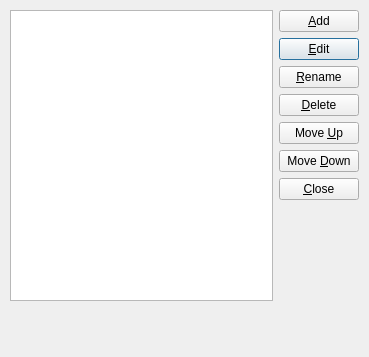
The window that designer/questionsets.ui (sobjornstad/clicker-quiz-manager) describes before a commit, drawn with Qt 5.
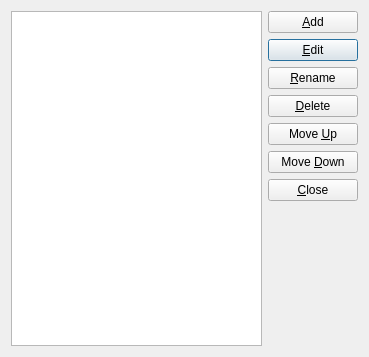
The same window after the commit.

Commit message:
allow resizing dialog boxes
This required significant redoing of the question edit dialog, since it
had been done kind of sloppily, without really properly nesting the
boxes. It took about an hour to get it back to the level it was at
previously, but now it resizes, which is very good.

I'd also like to add randomize/alphabetize all features to the button
set, and put a line between the single/all entry functions.

```diff
--- a/designer/questionsets.ui
+++ b/designer/questionsets.ui
@@ -13,18 +13,17 @@
   <property name="windowTitle">
    <string>Sets</string>
   </property>
-  <widget class="QWidget" name="layoutWidget">
-   <property name="geometry">
-    <rect>
-     <x>10</x>
-     <y>10</y>
-     <width>349</width>
-     <height>291</height>
-    </rect>
-   </property>
+  <layout class="QVBoxLayout" name="verticalLayout">
+   <item>
    <layout class="QGridLayout" name="gridLayout">
     <item row="4" column="1">
      <widget class="QPushButton" name="upButton">
+       <property name="minimumSize">
+        <size>
+         <width>90</width>
+         <height>0</height>
+        </size>
+       </property>
       <property name="text">
        <string>Move &amp;Up</string>
       </property>
@@ -32,6 +31,12 @@
     </item>
     <item row="6" column="1">
      <widget class="QPushButton" name="closeButton">
+       <property name="minimumSize">
+        <size>
+         <width>90</width>
+         <height>0</height>
+        </size>
+       </property>
       <property name="text">
        <string>&amp;Close</string>
       </property>
@@ -62,6 +67,12 @@
     </item>
     <item row="3" column="1">
      <widget class="QPushButton" name="deleteButton">
+       <property name="minimumSize">
+        <size>
+         <width>90</width>
+         <height>0</height>
+        </size>
+       </property>
       <property name="text">
        <string>&amp;Delete</string>
       </property>
@@ -69,6 +80,12 @@
     </item>
     <item row="0" column="1">
      <widget class="QPushButton" name="addButton">
+       <property name="minimumSize">
+        <size>
+         <width>90</width>
+         <height>0</height>
+        </size>
+       </property>
       <property name="text">
        <string>&amp;Add</string>
       </property>
@@ -76,6 +93,12 @@
     </item>
     <item row="1" column="1">
      <widget class="QPushButton" name="editButton">
+       <property name="minimumSize">
+        <size>
+         <width>90</width>
+         <height>0</height>
+        </size>
+       </property>
       <property name="text">
        <string>&amp;Edit</string>
       </property>
@@ -86,6 +109,12 @@
     </item>
     <item row="5" column="1">
      <widget class="QPushButton" name="downButton">
+       <property name="minimumSize">
+        <size>
+         <width>90</width>
+         <height>0</height>
+        </size>
+       </property>
       <property name="text">
        <string>Move &amp;Down</string>
       </property>
@@ -93,13 +122,20 @@
     </item>
     <item row="2" column="1">
      <widget class="QPushButton" name="renameButton">
+       <property name="minimumSize">
+        <size>
+         <width>90</width>
+         <height>0</height>
+        </size>
+       </property>
       <property name="text">
        <string>&amp;Rename</string>
       </property>
      </widget>
     </item>
    </layout>
-  </widget>
+   </item>
+  </layout>
  </widget>
  <tabstops>
   <tabstop>setList</tabstop>
```
Lines whose indentation alone changed are shown as unchanged. The commit also changes 5 other files.
